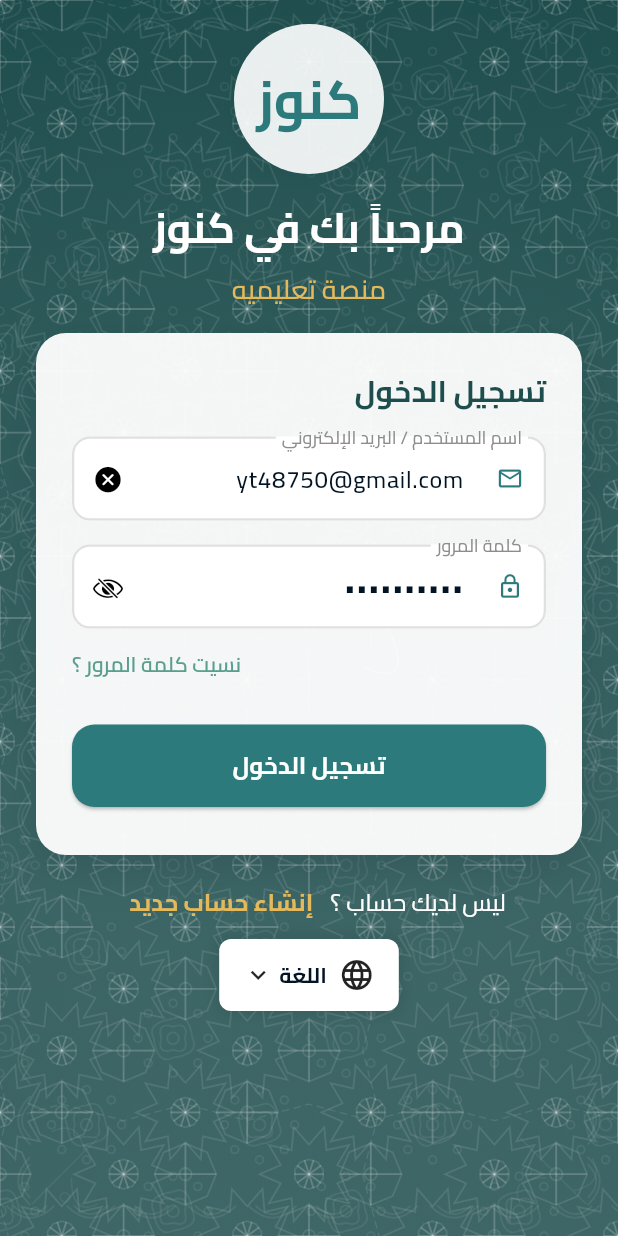
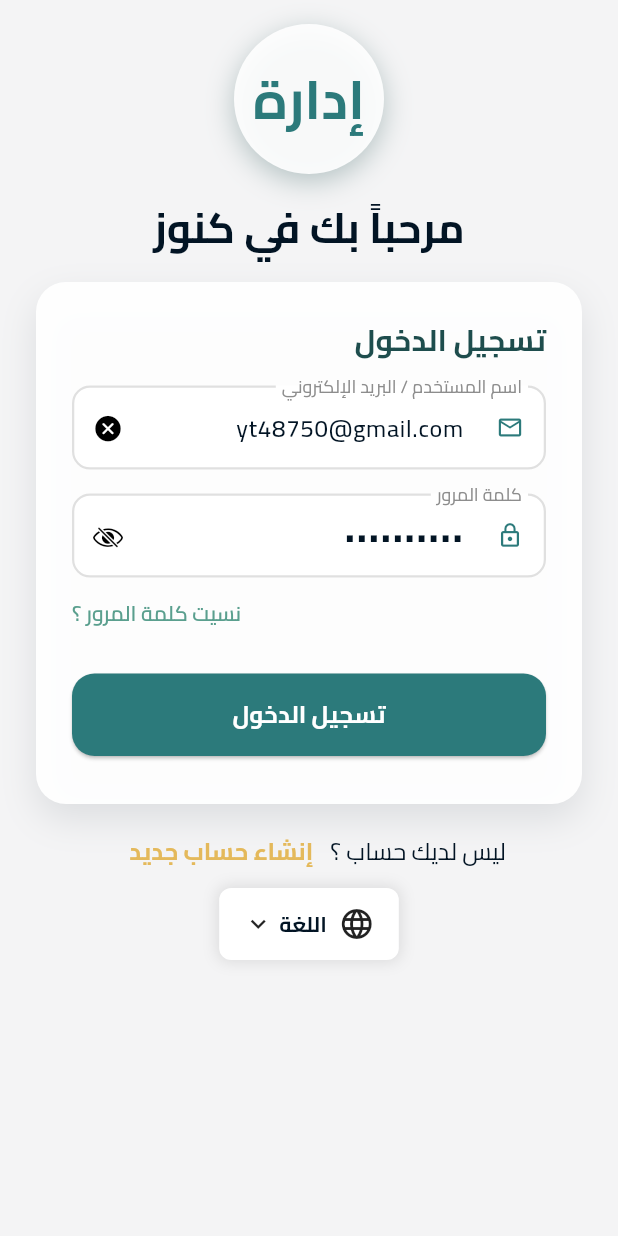
Before and after one commit to youssef-taha-mohamed/association_management, a Flutter app: the LoginView screen opened directly, on a phone screen of 412 x 824 dp. Run offline on Flutter 3.47's test engine with Material 3 defaults, Android fonts, the phone set to English and light mode, and no system bars; our stand-ins replace cached_network_image, country_code_picker, device_preview, dio, equatable, firebase_core and 15 more; missing offline and left inert: flutter_app_badge, requests_inspector; accounts and stored records are empty; generated files the repository leaves out were written again; statements that could not run were skipped.

Commit message:
fix login ui

```diff
--- a/lib/feature/auth/presentation/view/login.dart
+++ b/lib/feature/auth/presentation/view/login.dart
@@ -59,11 +59,11 @@ class _LoginViewState extends State<LoginView> {
           //     child: Container(),
           //   ),
           // ),
-          EnhancedIslamicBackground(
-            primaryColor: AppColors.darkGreen,
-            secondaryColor: Colors.white,
-            opacity: 0.1,
-          ),
+          // EnhancedIslamicBackground(
+          //   primaryColor: AppColors.darkGreen,
+          //   secondaryColor: Colors.white,
+          //   opacity: 0.1,
+          // ),
           SafeArea(
             child: SingleChildScrollView(
               child: Padding(
@@ -78,28 +78,19 @@ class _LoginViewState extends State<LoginView> {
                     // عنوان الشاشة
                     MainText(
                       context.l10n.welcome_to_konoz,
-                      color: AppColors.white,
                       fontSize: 28,
                       fontWeight: FontWeight.bold,
-                      textAlign: TextAlign.center,
-                    ),
-                    8.ph,
-                    MainText(
-                      context.l10n.holy_quran_education_platform,
-                      color: AppColors.goldAccent,
-                      fontSize: 18,
-                      fontWeight: FontWeight.w500,
                       textAlign: TextAlign.center,
                     ),
                     16.ph,
                     // بطاقة معلومات الدخول
                     Container(
                       decoration: BoxDecoration(
-                        color: AppColors.white.withOpacity(0.95),
+                        color: AppColors.white.withValues(alpha: 0.95),
                         borderRadius: BorderRadius.circular(20),
                         boxShadow: [
                           BoxShadow(
-                            color: AppColors.black.withOpacity(0.1),
+                            color: AppColors.black.withValues(alpha: 0.1),
                             blurRadius: 20,
                             offset: const Offset(0, 10),
                           ),
@@ -221,7 +212,6 @@ class _LoginViewState extends State<LoginView> {
                         Text(
                           context.l10n.do_not_have_account,
                           style: TextStyle(
-                            color: AppColors.white,
                             fontSize: 16,
                           ),
                         ),
--- a/lib/shared/widgets/app_logo.dart
+++ b/lib/shared/widgets/app_logo.dart
@@ -1,5 +1,4 @@
 import 'package:flutter/material.dart';
-import 'package:management/l10n/l10n.dart';
 import '../../core/style/app_colors.dart';
 import 'main_text.dart';
 
@@ -13,11 +12,11 @@ class AppLogo extends StatelessWidget {
         width: 100,
         height: 100,
         decoration: BoxDecoration(
-          color: AppColors.white.withOpacity(0.9),
+          color: AppColors.white.withValues(alpha: 0.9),
           shape: BoxShape.circle,
           boxShadow: [
             BoxShadow(
-              color: AppColors.darkGreen.withOpacity(0.3),
+              color: AppColors.darkGreen.withValues(alpha: 0.3),
               blurRadius: 15,
               offset: const Offset(0, 5),
             ),
@@ -25,7 +24,7 @@ class AppLogo extends StatelessWidget {
         ),
         child: Center(
           child: MainText(
-            context.l10n.konoz,
+            'إدارة',
             color: AppColors.primaryColor,
             fontSize: 36,
             fontWeight: FontWeight.bold,
```
